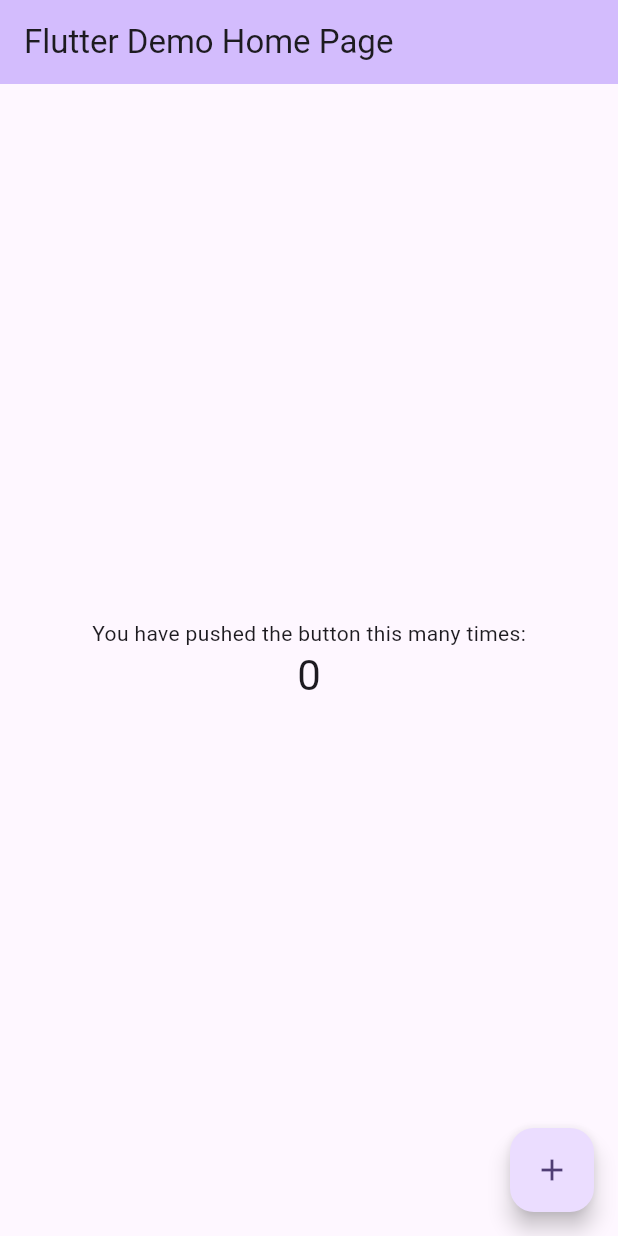
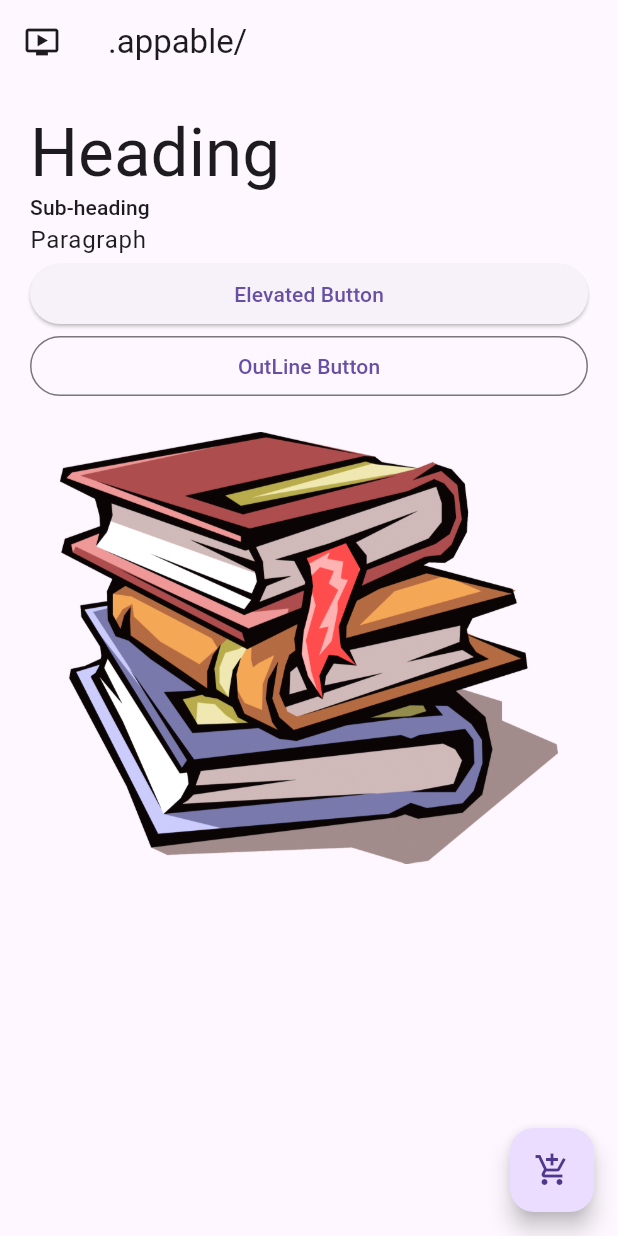
Before and after one commit to TrieuNam/login_app, a Flutter app: the screen it shows after launch, on a phone screen of 412 x 824 dp. Run offline on Flutter 3.47's test engine with Material 3 defaults, Android fonts, the phone set to English and light mode, and no system bars; our stand-ins replace google_fonts.

Commit message:
dark theme following theme data system

```diff
--- a/lib/main.dart
+++ b/lib/main.dart
@@ -1,125 +1,59 @@
+import 'package:flutter/cupertino.dart';
 import 'package:flutter/material.dart';
 
-void main() {
-  runApp(const MyApp());
-}
+void main() => runApp(const App());
 
-class MyApp extends StatelessWidget {
-  const MyApp({super.key});
+class App extends StatelessWidget {
+  const App({super.key});
 
-  // This widget is the root of your application.
   @override
   Widget build(BuildContext context) {
     return MaterialApp(
-      title: 'Flutter Demo',
-      theme: ThemeData(
-        // This is the theme of your application.
-        //
-        // TRY THIS: Try running your application with "flutter run". You'll see
-        // the application has a purple toolbar. Then, without quitting the app,
-        // try changing the seedColor in the colorScheme below to Colors.green
-        // and then invoke "hot reload" (save your changes or press the "hot
-        // reload" button in a Flutter-supported IDE, or press "r" if you used
-        // the command line to start the app).
-        //
-        // Notice that the counter didn't reset back to zero; the application
-        // state is not lost during the reload. To reset the state, use hot
-        // restart instead.
-        //
-        // This works for code too, not just values: Most code changes can be
-        // tested with just a hot reload.
-        colorScheme: ColorScheme.fromSeed(seedColor: Colors.deepPurple),
-        useMaterial3: true,
-      ),
-      home: const MyHomePage(title: 'Flutter Demo Home Page'),
+      debugShowCheckedModeBanner: false,
+      theme: ThemeData(brightness: Brightness.light, primarySwatch:Colors.deepPurple),
+      darkTheme: ThemeData(brightness: Brightness.dark),
+      themeMode: ThemeMode.system,
+      home: AppHome(),
     );
   }
 }
 
-class MyHomePage extends StatefulWidget {
-  const MyHomePage({super.key, required this.title});
-
-  // This widget is the home page of your application. It is stateful, meaning
-  // that it has a State object (defined below) that contains fields that affect
-  // how it looks.
-
-  // This class is the configuration for the state. It holds the values (in this
-  // case the title) provided by the parent (in this case the App widget) and
-  // used by the build method of the State. Fields in a Widget subclass are
-  // always marked "final".
-
-  final String title;
-
-  @override
-  State<MyHomePage> createState() => _MyHomePageState();
-}
-
-class _MyHomePageState extends State<MyHomePage> {
-  int _counter = 0;
-
-  void _incrementCounter() {
-    setState(() {
-      // This call to setState tells the Flutter framework that something has
-      // changed in this State, which causes it to rerun the build method below
-      // so that the display can reflect the updated values. If we changed
-      // _counter without calling setState(), then the build method would not be
-      // called again, and so nothing would appear to happen.
-      _counter++;
-    });
-  }
+class AppHome extends StatelessWidget {
+  const AppHome({super.key});
 
   @override
   Widget build(BuildContext context) {
-    // This method is rerun every time setState is called, for instance as done
-    // by the _incrementCounter method above.
-    //
-    // The Flutter framework has been optimized to make rerunning build methods
-    // fast, so that you can just rebuild anything that needs updating rather
-    // than having to individually change instances of widgets.
     return Scaffold(
       appBar: AppBar(
-        // TRY THIS: Try changing the color here to a specific color (to
-        // Colors.amber, perhaps?) and trigger a hot reload to see the AppBar
-        // change color while the other colors stay the same.
-        backgroundColor: Theme.of(context).colorScheme.inversePrimary,
-        // Here we take the value from the MyHomePage object that was created by
-        // the App.build method, and use it to set our appbar title.
-        title: Text(widget.title),
+        title: const Text(".appable/"),
+        leading: const Icon(Icons.ondemand_video),
       ),
-      body: Center(
-        // Center is a layout widget. It takes a single child and positions it
-        // in the middle of the parent.
-        child: Column(
-          // Column is also a layout widget. It takes a list of children and
-          // arranges them vertically. By default, it sizes itself to fit its
-          // children horizontally, and tries to be as tall as its parent.
-          //
-          // Column has various properties to control how it sizes itself and
-          // how it positions its children. Here we use mainAxisAlignment to
-          // center the children vertically; the main axis here is the vertical
-          // axis because Columns are vertical (the cross axis would be
-          // horizontal).
-          //
-          // TRY THIS: Invoke "debug painting" (choose the "Toggle Debug Paint"
-          // action in the IDE, or press "p" in the console), to see the
-          // wireframe for each widget.
-          mainAxisAlignment: MainAxisAlignment.center,
-          children: <Widget>[
-            const Text(
-              'You have pushed the button this many times:',
+      floatingActionButton: FloatingActionButton(
+        onPressed: () {},
+        child: const Icon(Icons.add_shopping_cart),
+      ),
+      body: Padding(
+        padding: const EdgeInsets.all(20),
+        child: ListView(
+          children: [
+             Text("Heading",style: Theme.of(context).textTheme.headline2,),
+             Text("Sub-heading",style: Theme.of(context).textTheme.subtitle2,),
+            Text("Paragraph",style: Theme.of(context).textTheme.bodyText1,),
+            ElevatedButton(
+              onPressed: () {},
+              child: const Text("Elevated Button"),
             ),
-            Text(
-              '$_counter',
-              style: Theme.of(context).textTheme.headlineMedium,
+            OutlinedButton(
+              onPressed: () {},
+              child: const Text("OutLine Button"),
+            ),
+            const Padding(
+              padding: EdgeInsets.all(20),
+              child: Image(image: AssetImage("assets/images/books.png")),
             ),
           ],
         ),
       ),
-      floatingActionButton: FloatingActionButton(
-        onPressed: _incrementCounter,
-        tooltip: 'Increment',
-        child: const Icon(Icons.add),
-      ), // This trailing comma makes auto-formatting nicer for build methods.
     );
   }
 }
```
Also changed, not shown: lib/src/utils/theme/theme.dart (added, +17 -0 lines), lib/src/utils/theme/widget_themes/text_theme.dart (added, +18 -0 lines), pubspec.yaml (+4 -3 lines), assets/images/books.png (added), pubspec.lock, 2 other files.
